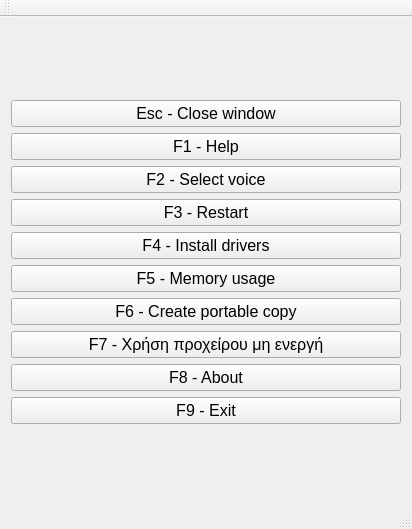
nstrikos/Emily, file src/mainwindow.ui: the form before one commit.
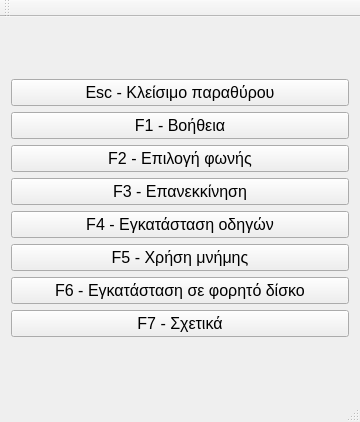
The form after the commit. Icons and pictures are not drawn.

What changed in the file:
```diff
--- a/src/mainwindow.ui
+++ b/src/mainwindow.ui
@@ -6,8 +6,8 @@
    <rect>
     <x>0</x>
     <y>0</y>
-    <width>412</width>
-    <height>529</height>
+    <width>360</width>
+    <height>422</height>
    </rect>
   </property>
   <property name="sizePolicy">
@@ -41,7 +41,7 @@
          </font>
         </property>
         <property name="text">
-         <string>Esc - Close window</string>
+         <string>Esc - Κλείσιμο παραθύρου</string>
         </property>
        </widget>
       </item>
@@ -53,7 +53,7 @@
          </font>
         </property>
         <property name="text">
-         <string>F1 - Help</string>
+         <string>F1 - Βοήθεια</string>
         </property>
        </widget>
       </item>
@@ -65,7 +65,7 @@
          </font>
         </property>
         <property name="text">
-         <string>F2 - Select voice</string>
+         <string>F2 - Επιλογή φωνής</string>
         </property>
        </widget>
       </item>
@@ -77,7 +77,7 @@
          </font>
         </property>
         <property name="text">
-         <string>F3 - Restart</string>
+         <string>F3 - Επανεκκίνηση</string>
         </property>
        </widget>
       </item>
@@ -89,7 +89,7 @@
          </font>
         </property>
         <property name="text">
-         <string>F4 - Install drivers</string>
+         <string>F4 - Εγκατάσταση οδηγών</string>
         </property>
        </widget>
       </item>
@@ -101,7 +101,7 @@
          </font>
         </property>
         <property name="text">
-         <string>F5 - Memory usage</string>
+         <string>F5 - Χρήση μνήμης</string>
         </property>
        </widget>
       </item>
@@ -113,19 +113,7 @@
          </font>
         </property>
         <property name="text">
-         <string>F6 - Create portable copy</string>
-        </property>
-       </widget>
-      </item>
-      <item>
-       <widget class="QPushButton" name="clipboardButton">
-        <property name="font">
-         <font>
-          <pointsize>12</pointsize>
-         </font>
-        </property>
-        <property name="text">
-         <string>F7 - Χρήση προχείρου μη ενεργή</string>
+         <string>F6 - Εγκατάσταση σε φορητό δίσκο</string>
         </property>
        </widget>
       </item>
@@ -137,19 +125,7 @@
          </font>
         </property>
         <property name="text">
-         <string>F8 - About</string>
-        </property>
-       </widget>
-      </item>
-      <item>
-       <widget class="QPushButton" name="exitButton">
-        <property name="font">
-         <font>
-          <pointsize>12</pointsize>
-         </font>
-        </property>
-        <property name="text">
-         <string>F9 - Exit</string>
+         <string>F7 - Σχετικά</string>
         </property>
        </widget>
       </item>
```
Left out of the diff: 15 changed lines with no effect on the pictures.
